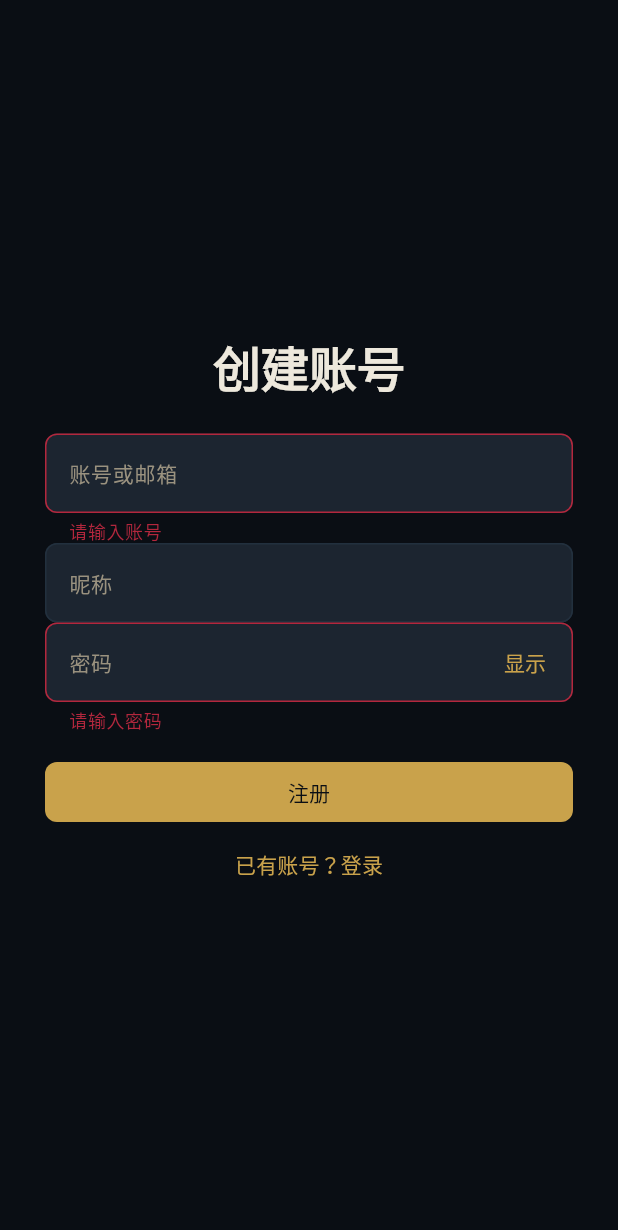
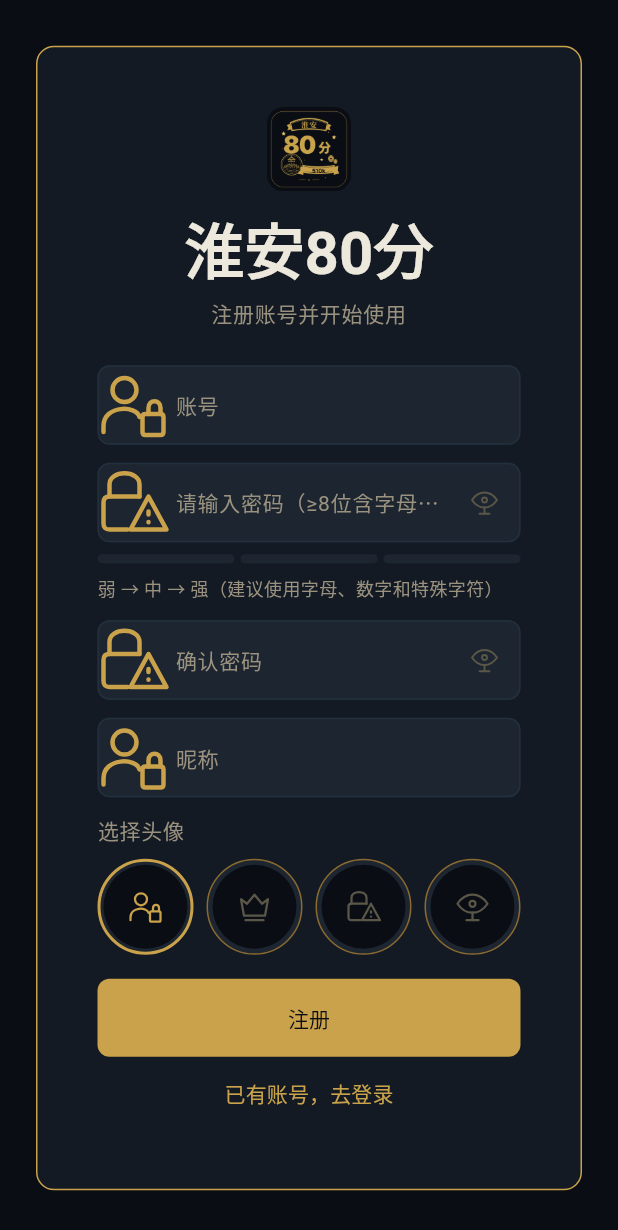
Before and after one commit to PlayHuai/eighty-point-huai-an, a Flutter app: the screen it shows after launch, after a tap on "登录", after a tap on "创建账号", on a phone screen of 412 x 824 dp. Shown: the top 1230 px of the screen. Run offline on Flutter 3.47's test engine with Material 3 defaults, Android fonts, the phone set to English and light mode, and no system bars; our stand-ins replace flutter_secure_storage, flutter_svg; missing offline and left inert: grpc; statements that could not run were skipped.

Commit message:
Implement registration flow and refresh task status
Co-authored-by: Derek0120 <16040578+Derek0120@users.noreply.github.com>

```diff
--- a/client/lib/src/ui/login_screen.dart
+++ b/client/lib/src/ui/login_screen.dart
@@ -1,6 +1,8 @@
 import 'package:flutter/material.dart';
 
 import '../auth/auth_controller.dart';
+import 'components/design_icon.dart';
+import 'register_screen.dart';
 import 'theme/app_theme.dart';
 
 class LoginScreen extends StatefulWidget {
@@ -16,29 +18,18 @@ class _LoginScreenState extends State<LoginScreen> {
   final _formKey = GlobalKey<FormState>();
   final _account = TextEditingController();
   final _password = TextEditingController();
-  final _nickname = TextEditingController();
-  bool _registering = false;
   bool _passwordVisible = false;
 
   @override
   void dispose() {
     _account.dispose();
     _password.dispose();
-    _nickname.dispose();
     super.dispose();
   }
 
   Future<void> _submit() async {
     if (!_formKey.currentState!.validate()) return;
-    if (_registering) {
-      await widget.auth.register(
-        _account.text.trim(),
-        _password.text,
-        _nickname.text.trim(),
-      );
-    } else {
-      await widget.auth.login(_account.text.trim(), _password.text);
-    }
+    await widget.auth.login(_account.text.trim(), _password.text);
   }
 
   @override
@@ -59,34 +50,36 @@ class _LoginScreenState extends State<LoginScreen> {
                     crossAxisAlignment: CrossAxisAlignment.stretch,
                     children: [
                       Text(
-                        _registering ? '创建账号' : '淮安80分',
+                        '淮安80分',
                         style: Theme.of(context).textTheme.headlineMedium,
                         textAlign: TextAlign.center,
                       ),
                       const SizedBox(height: DarkTokens.spacingS5),
                       TextFormField(
                         controller: _account,
-                        decoration: const InputDecoration(labelText: '账号或邮箱'),
+                        decoration: const InputDecoration(
+                          labelText: '账号或邮箱',
+                          prefixIcon: DesignIcon(
+                            name: DesignIconName.login,
+                            enabled: true,
+                            size: DarkTokens.spacingS4 + DarkTokens.spacingS1,
+                          ),
+                        ),
                         validator: (value) => value == null || value.trim().isEmpty
                             ? '请输入账号'
                             : null,
                         textInputAction: TextInputAction.next,
                       ),
-                      if (_registering)
-                        TextFormField(
-                          controller: _nickname,
-                          decoration: const InputDecoration(labelText: '昵称'),
-                          validator: (value) =>
-                              value == null || value.trim().isEmpty
-                              ? '请输入昵称'
-                              : null,
-                          textInputAction: TextInputAction.next,
-                        ),
                       TextFormField(
                         key: const ValueKey('login-password-field'),
                         controller: _password,
                         decoration: InputDecoration(
                           labelText: '密码',
+                          prefixIcon: const DesignIcon(
+                            name: DesignIconName.locked,
+                            enabled: true,
+                            size: DarkTokens.spacingS4 + DarkTokens.spacingS1,
+                          ),
                           suffixIcon: TextButton(
                             onPressed: () => setState(
                               () => _passwordVisible = !_passwordVisible,
@@ -121,16 +114,21 @@ class _LoginScreenState extends State<LoginScreen> {
                       const SizedBox(height: DarkTokens.spacingS4),
                       FilledButton(
                         onPressed: widget.auth.isLoading ? null : _submit,
-                        child: Text(_registering ? '注册' : '登录'),
+                        child: const Text('登录'),
                       ),
                       TextButton(
                         onPressed: widget.auth.isLoading
                             ? null
-                            : () => setState(() {
-                                _registering = !_registering;
+                            : () {
                                 widget.auth.clearError();
-                              }),
-                        child: Text(_registering ? '已有账号？登录' : '创建账号'),
+                                Navigator.of(context).push<void>(
+                                  MaterialPageRoute(
+                                    builder: (_) =>
+                                        RegisterScreen(auth: widget.auth),
+                                  ),
+                                );
+                              },
+                        child: const Text('创建账号'),
                       ),
                     ],
                   ),
--- /dev/null
+++ b/client/lib/src/ui/register_screen.dart
@@ -0,0 +1,423 @@
+import 'package:flutter/material.dart';
+
+import '../auth/auth_controller.dart';
+import 'components/design_icon.dart';
+import 'theme/app_theme.dart';
+
+class RegisterScreen extends StatefulWidget {
+  const RegisterScreen({required this.auth, super.key});
+
+  final AuthController auth;
+
+  @override
+  State<RegisterScreen> createState() => _RegisterScreenState();
+}
+
+class _RegisterScreenState extends State<RegisterScreen> {
+  final _formKey = GlobalKey<FormState>();
+  final _account = TextEditingController();
+  final _password = TextEditingController();
+  final _confirmation = TextEditingController();
+  final _nickname = TextEditingController();
+  var _avatarIndex = 0;
+  var _passwordVisible = false;
+  var _confirmationVisible = false;
+
+  @override
+  void dispose() {
+    _account.dispose();
+    _password.dispose();
+    _confirmation.dispose();
+    _nickname.dispose();
+    super.dispose();
+  }
+
+  Future<void> _submit() async {
+    if (!_formKey.currentState!.validate()) return;
+    final registered = await widget.auth.register(
+      _account.text.trim(),
+      _password.text,
+      _nickname.text.trim(),
+      _avatars[_avatarIndex].value,
+    );
+    if (registered && mounted) {
+      if (widget.auth.error case final warning?) {
+        ScaffoldMessenger.of(context).showSnackBar(
+          SnackBar(content: Text(warning)),
+        );
+      }
+      Navigator.of(context).popUntil((route) => route.isFirst);
+    }
+  }
+
+  @override
+  Widget build(BuildContext context) => Scaffold(
+    body: LayoutBuilder(
+      builder: (context, constraints) => SingleChildScrollView(
+        child: ConstrainedBox(
+          constraints: BoxConstraints(minHeight: constraints.maxHeight),
+          child: Center(
+            child: ConstrainedBox(
+              constraints: const BoxConstraints(maxWidth: 420),
+              child: Padding(
+                padding: const EdgeInsets.all(DarkTokens.spacingS5),
+                child: AnimatedBuilder(
+                  animation: widget.auth,
+                  builder: (context, _) => AbsorbPointer(
+                    absorbing: widget.auth.isLoading,
+                    child: Container(
+                      padding: const EdgeInsets.all(
+                        DarkTokens.spacingS6 + DarkTokens.spacingS2,
+                      ),
+                      decoration: BoxDecoration(
+                        color: DarkTokens.bgPanel,
+                        border: Border.all(color: DarkTokens.goldPrimary),
+                        borderRadius: BorderRadius.circular(
+                          DarkTokens.radiusPanel,
+                        ),
+                      ),
+                      child: Form(
+                        key: _formKey,
+                        child: Column(
+                          mainAxisSize: MainAxisSize.min,
+                          crossAxisAlignment: CrossAxisAlignment.stretch,
+                          children: [
+                            const AppIcon(
+                              size: DarkTokens.spacingS6 + DarkTokens.spacingS5,
+                            ),
+                            const SizedBox(height: DarkTokens.spacingS3),
+                            Text(
+                              '淮安80分',
+                              style: Theme.of(context)
+                                  .textTheme
+                                  .headlineMedium
+                                  ?.copyWith(fontSize: DarkTokens.fontSizeL1),
+                              textAlign: TextAlign.center,
+                            ),
+                            const SizedBox(height: DarkTokens.spacingS1),
+                            Text(
+                              '注册账号并开始使用',
+                              style: Theme.of(context).textTheme.bodyLarge
+                                  ?.copyWith(color: DarkTokens.textSecondary),
+                              textAlign: TextAlign.center,
+                            ),
+                            const SizedBox(height: DarkTokens.spacingS5),
+                            TextFormField(
+                              key: const ValueKey('register-account-field'),
+                              controller: _account,
+                              decoration: const InputDecoration(
+                                labelText: '账号',
+                                hintText: '请输入账号',
+                                prefixIcon: DesignIcon(
+                                  name: DesignIconName.login,
+                                  enabled: true,
+                                  size: DarkTokens.spacingS4 +
+                                      DarkTokens.spacingS1,
+                                ),
+                              ),
+                              validator: _validateAccount,
+                              textInputAction: TextInputAction.next,
+                            ),
+                            const SizedBox(height: DarkTokens.spacingS3),
+                            TextFormField(
+                              key: const ValueKey('register-password-field'),
+                              controller: _password,
+                              obscureText: !_passwordVisible,
+                              decoration: InputDecoration(
+                                labelText: '请输入密码（≥8位含字母数字）',
+                                prefixIcon: const DesignIcon(
+                                  name: DesignIconName.locked,
+                                  enabled: true,
+                                  size: DarkTokens.spacingS4 +
+                                      DarkTokens.spacingS1,
+                                ),
+                                suffixIcon: IconButton(
+                                  tooltip: _passwordVisible ? '隐藏密码' : '显示密码',
+                                  onPressed: () => setState(
+                                    () => _passwordVisible = !_passwordVisible,
+                                  ),
+                                  icon: DesignIcon(
+                                    name: DesignIconName.watching,
+                                    enabled: _passwordVisible,
+                                    size: DarkTokens.spacingS4 +
+                                        DarkTokens.spacingS1,
+                                  ),
+                                ),
+                              ),
+                              validator: _validatePassword,
+                              onChanged: (_) => setState(() {}),
+                              textInputAction: TextInputAction.next,
+                            ),
+                            const SizedBox(height: DarkTokens.spacingS2),
+                            _PasswordStrength(password: _password.text),
+                            const SizedBox(height: DarkTokens.spacingS3),
+                            TextFormField(
+                              key: const ValueKey(
+                                'register-confirm-password-field',
+                              ),
+                              controller: _confirmation,
+                              obscureText: !_confirmationVisible,
+                              decoration: InputDecoration(
+                                labelText: '确认密码',
+                                hintText: '请再次输入密码',
+                                prefixIcon: const DesignIcon(
+                                  name: DesignIconName.locked,
+                                  enabled: true,
+                                  size: DarkTokens.spacingS4 +
+                                      DarkTokens.spacingS1,
+                                ),
+                                suffixIcon: IconButton(
+                                  tooltip: _confirmationVisible
+                                      ? '隐藏确认密码'
+                                      : '显示确认密码',
+                                  onPressed: () => setState(
+                                    () => _confirmationVisible =
+                                        !_confirmationVisible,
+                                  ),
+                                  icon: DesignIcon(
+                                    name: DesignIconName.watching,
+                                    enabled: _confirmationVisible,
+                                    size: DarkTokens.spacingS4 +
+                                        DarkTokens.spacingS1,
+                                  ),
+                                ),
+                              ),
+                              validator: (value) {
+                                if (value == null || value.isEmpty) {
+                                  return '请确认密码';
+                                }
+                                if (value != _password.text) {
+                                  return '两次输入的密码不一致';
+                                }
+                                return null;
+                              },
+                              textInputAction: TextInputAction.next,
+                            ),
+                            const SizedBox(height: DarkTokens.spacingS3),
+                            TextFormField(
+                              key: const ValueKey('register-nickname-field'),
+                              controller: _nickname,
+                              decoration: const InputDecoration(
+                                labelText: '昵称',
+                                hintText: '请输入昵称',
+                                prefixIcon: DesignIcon(
+                                  name: DesignIconName.login,
+                                  enabled: true,
+                                  size: DarkTokens.spacingS4 +
+                                      DarkTokens.spacingS1,
+                                ),
+                              ),
+                              validator: (value) {
+                                final nickname = value?.trim() ?? '';
+                                if (nickname.isEmpty) return '昵称不能为空';
+                                if (nickname.runes.length > 64) {
+                                  return '昵称不能超过64个字符';
+                                }
+                                return null;
+                              },
+                              textInputAction: TextInputAction.done,
+                              onFieldSubmitted: (_) => _submit(),
+                            ),
+                            const SizedBox(height: DarkTokens.spacingS3),
+                            Text(
+                              '选择头像',
+                              style: Theme.of(context).textTheme.bodyLarge
+                                  ?.copyWith(color: DarkTokens.textSecondary),
+                            ),
+                            const SizedBox(height: DarkTokens.spacingS2),
+                            Wrap(
+                              alignment: WrapAlignment.spaceBetween,
+                              spacing: DarkTokens.spacingS2,
+                              runSpacing: DarkTokens.spacingS2,
+                              children: [
+                                for (var index = 0;
+                                    index < _avatars.length;
+                                    index++)
+                                  _buildAvatarOption(index),
+                              ],
+                            ),
+                            if (widget.auth.error case final error?) ...[
+                              const SizedBox(height: DarkTokens.spacingS3),
+                              Text(
+                                error,
+                                key: const ValueKey('register-error'),
+                                style: TextStyle(
+                                  color: Theme.of(context).colorScheme.error,
+                                ),
+                              ),
+                            ],
+                            const SizedBox(height: DarkTokens.spacingS4),
+                            SizedBox(
+                              height: DarkTokens.spacingS5 * 2 +
+                                  DarkTokens.spacingS1,
+                              child: FilledButton(
+                                onPressed: widget.auth.isLoading ? null : _submit,
+                                child: widget.auth.isLoading
+                                    ? const CircularProgressIndicator()
+                                    : const Text('注册'),
+                              ),
+                            ),
+                            TextButton(
+                              onPressed: widget.auth.isLoading
+                                  ? null
+                                  : () => Navigator.of(context).pop(),
+                              child: const Text('已有账号，去登录'),
+                            ),
+                          ],
+                        ),
+                      ),
+                    ),
+                  ),
+                ),
+              ),
+            ),
+          ),
+        ),
+      ),
+    ),
+  );
+
+  Widget _buildAvatarOption(int index) {
+    final avatar = _avatars[index];
+    final selected = index == _avatarIndex;
+    return Semantics(
+      button: true,
+      selected: selected,
+      label: '头像选项 ${index + 1}',
+      child: InkWell(
+        key: ValueKey('register-avatar-$index'),
+        borderRadius: BorderRadius.circular(DarkTokens.radiusBadge),
+        onTap: () => setState(() => _avatarIndex = index),
+        child: Container(
+          width: DarkTokens.spacingS6 * 2,
+          height: DarkTokens.spacingS6 * 2,
+          decoration: BoxDecoration(
+            color: DarkTokens.bgCard,
+            shape: BoxShape.circle,
+            border: Border.all(
+              color: selected ? DarkTokens.goldPrimary : DarkTokens.goldDark,
+              width: selected
+                  ? DarkTokens.spacingS1 / 2
+                  : DarkTokens.spacingS1 / 4,
+            ),
+          ),
+          child: Center(
+            child: Container(
+              width: DarkTokens.spacingS6 + DarkTokens.spacingS5,
+              height: DarkTokens.spacingS6 + DarkTokens.spacingS5,
+              decoration: const BoxDecoration(
+                color: DarkTokens.bgBase,
+                shape: BoxShape.circle,
+              ),
+              child: Center(
+                child: DesignIcon(
+                  name: avatar.icon,
+                  enabled: selected,
+                  size: DarkTokens.spacingS5,
+                ),
+              ),
+            ),
+          ),
+        ),
+      ),
+    );
+  }
+
+  String? _validateAccount(String? value) {
+    final account = value?.trim() ?? '';
+    if (account.isEmpty) return '账号不能为空';
+    if (account.contains('@')) {
+      final parts = account.split('@');
+      if (parts.length != 2 ||
+          parts.any((part) => part.isEmpty || part.contains(RegExp(r'\s'))) ||
+          account.length > 254) {
+        return '请输入有效账号';
+      }
+    } else if (account.runes.length < 3 ||
+        account.runes.length > 64 ||
+        account.contains(RegExp(r'\s'))) {
+      return '账号须为3到64个字符';
+    }
+    return null;
+  }
+
+  String? _validatePassword(String? value) {
+    final password = value ?? '';
+    if (password.runes.length < 8 ||
+        password.runes.length > 128 ||
+        !RegExp('[A-Za-z]').hasMatch(password) ||
+        !RegExp('[0-9]').hasMatch(password)) {
+      return '密码至少8位且需包含字母和数字';
+    }
+    return null;
+  }
+}
+
+class _RegisterAvatar {
+  const _RegisterAvatar(this.value, this.icon);
+
+  final String value;
+  final DesignIconName icon;
+}
+
+const _avatars = [
+  _RegisterAvatar('huai-avatar://login', DesignIconName.login),
+  _RegisterAvatar('huai-avatar://host', DesignIconName.host),
+  _RegisterAvatar('huai-avatar://locked', DesignIconName.locked),
+  _RegisterAvatar('huai-avatar://watching', DesignIconName.watching),
+];
+
+class _PasswordStrength extends StatelessWidget {
+  const _PasswordStrength({required this.password});
+
+  final String password;
+
+  int get _level {
+    if (password.isEmpty) return 0;
+    final valid = password.runes.length >= 8 &&
+        RegExp('[A-Za-z]').hasMatch(password) &&
+        RegExp('[0-9]').hasMatch(password);
+    if (valid && RegExp('[^A-Za-z0-9]').hasMatch(password)) {
+      return 3;
+    }
+    return valid ? 2 : 1;
+  }
+
+  @override
+  Widget build(BuildContext context) {
+    final level = _level;
+    final colors = [
+      DarkTokens.redAccent,
+      DarkTokens.goldPrimary,
+      DarkTokens.goldBright,
+    ];
+    return Column(
+      crossAxisAlignment: CrossAxisAlignment.stretch,
+      children: [
+        Row(
+          children: [
+            for (var index = 0; index < colors.length; index++) ...[
+              if (index > 0) const SizedBox(width: DarkTokens.spacingS1),
+              Expanded(
+                child: Container(
+                  height: DarkTokens.spacingS1 + DarkTokens.spacingS2 / 4,
+                  decoration: BoxDecoration(
+                    color: index < level
+                        ? colors[index]
+                        : DarkTokens.bgCard,
+                    borderRadius: BorderRadius.circular(DarkTokens.radiusBadge),
+                  ),
+                ),
+              ),
+            ],
+          ],
+        ),
+        const SizedBox(height: DarkTokens.spacingS2),
+        Text(
+          '弱 → 中 → 强（建议使用字母、数字和特殊字符）',
+          style: Theme.of(context).textTheme.bodyMedium,
+        ),
+      ],
+    );
+  }
+}
```
Also changed, not shown: client/lib/src/api/api_client.dart (+22 -0 lines), client/lib/src/auth/auth_controller.dart (+39 -7 lines), 5 other files.
